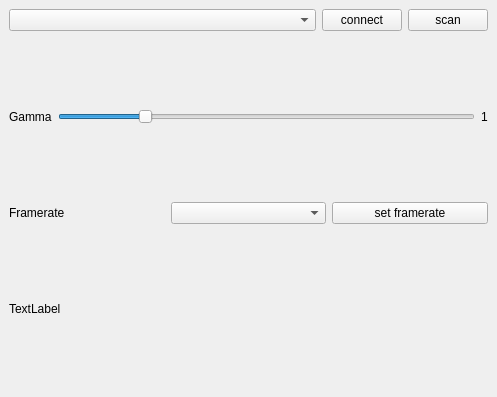
This is qt5_camera/ui/camera_controls.ui in DanielDondorp/qt5_camera as Qt 5 draws it before an edit. The edited form follows.
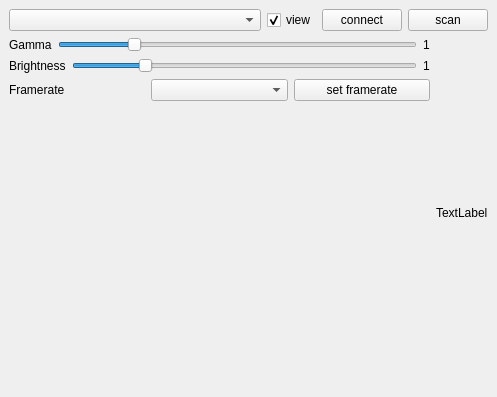
This is the edited form.

Commit message: toggle camera stream. control brightness implemented

What changed in the file:
```diff
--- a/qt5_camera/ui/camera_controls.ui
+++ b/qt5_camera/ui/camera_controls.ui
@@ -12,7 +12,7 @@
   </property>
   <widget class="QWidget" name="dockWidgetContents">
    <layout class="QGridLayout" name="gridLayout">
-    <item row="0" column="0">
+    <item row="0" column="0" colspan="2">
      <layout class="QHBoxLayout" name="horizontalLayout_3">
       <item>
        <widget class="QComboBox" name="comboBoxCameras">
@@ -24,6 +24,16 @@
         </property>
        </widget>
       </item>
+      <item>
+       <widget class="QCheckBox" name="checkBoxViewCamera">
+        <property name="text">
+         <string>view</string>
+        </property>
+        <property name="checked">
+         <bool>true</bool>
+        </property>
+       </widget>
+      </item>
       <item>
        <widget class="QPushButton" name="buttonConnectCamera">
         <property name="text">
@@ -41,7 +51,9 @@
      </layout>
     </item>
     <item row="1" column="0">
-     <layout class="QHBoxLayout" name="horizontalLayout">
+     <layout class="QVBoxLayout" name="verticalLayout">
+      <item>
+       <layout class="QHBoxLayout" name="horizontalLayout_2">
       <item>
        <widget class="QLabel" name="labelCameraGamma">
         <property name="text">
@@ -51,6 +63,12 @@
       </item>
       <item>
        <widget class="QSlider" name="sliderCameraGamma">
+          <property name="sizePolicy">
+           <sizepolicy hsizetype="MinimumExpanding" vsizetype="Fixed">
+            <horstretch>0</horstretch>
+            <verstretch>0</verstretch>
+           </sizepolicy>
+          </property>
         <property name="minimum">
          <number>0</number>
         </property>
@@ -77,8 +95,51 @@
       </item>
      </layout>
     </item>
-    <item row="2" column="0">
-     <layout class="QHBoxLayout" name="horizontalLayout_2">
+      <item>
+       <layout class="QHBoxLayout" name="horizontalLayout">
+        <item>
+         <widget class="QLabel" name="labelCameraBrightness">
+          <property name="text">
+           <string>Brightness</string>
+          </property>
+         </widget>
+        </item>
+        <item>
+         <widget class="QSlider" name="sliderCameraBrightness">
+          <property name="sizePolicy">
+           <sizepolicy hsizetype="MinimumExpanding" vsizetype="Fixed">
+            <horstretch>0</horstretch>
+            <verstretch>0</verstretch>
+           </sizepolicy>
+          </property>
+          <property name="minimum">
+           <number>0</number>
+          </property>
+          <property name="maximum">
+           <number>500</number>
+          </property>
+          <property name="value">
+           <number>100</number>
+          </property>
+          <property name="sliderPosition">
+           <number>100</number>
+          </property>
+          <property name="orientation">
+           <enum>Qt::Horizontal</enum>
+          </property>
+         </widget>
+        </item>
+        <item>
+         <widget class="QLabel" name="labelCameraBrightnessValue">
+          <property name="text">
+           <string>1</string>
+          </property>
+         </widget>
+        </item>
+       </layout>
+      </item>
+      <item>
+       <layout class="QHBoxLayout" name="horizontalLayout_4">
       <item>
        <widget class="QLabel" name="labelFramerate">
         <property name="text">
@@ -98,7 +159,22 @@
       </item>
      </layout>
     </item>
-    <item row="3" column="0">
+      <item>
+       <spacer name="verticalSpacer">
+        <property name="orientation">
+         <enum>Qt::Vertical</enum>
+        </property>
+        <property name="sizeHint" stdset="0">
+         <size>
+          <width>20</width>
+          <height>40</height>
+         </size>
+        </property>
+       </spacer>
+      </item>
+     </layout>
+    </item>
+    <item row="1" column="1">
      <widget class="QLabel" name="labelVideoDisplay">
       <property name="text">
        <string>TextLabel</string>
```
Lines whose indentation alone changed are shown as unchanged. The commit also changes 5 other files.
